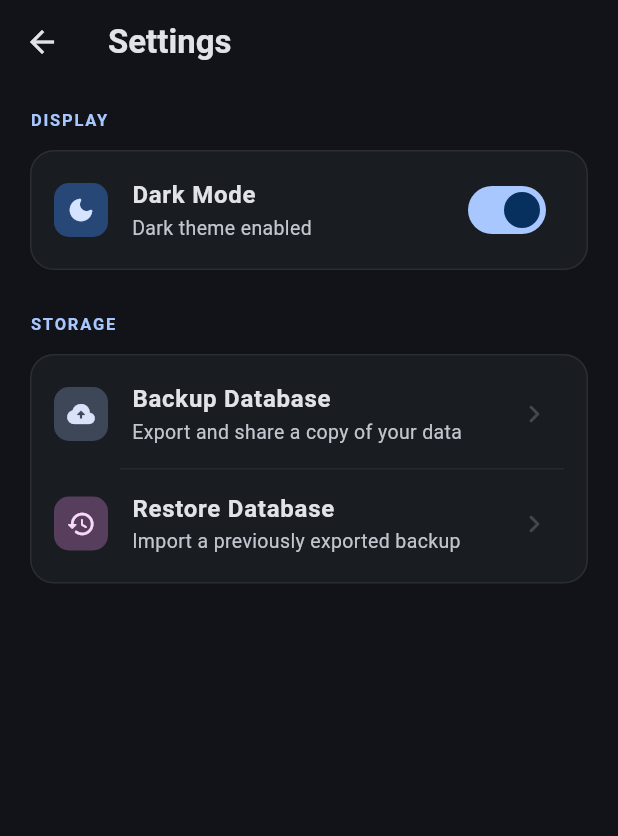
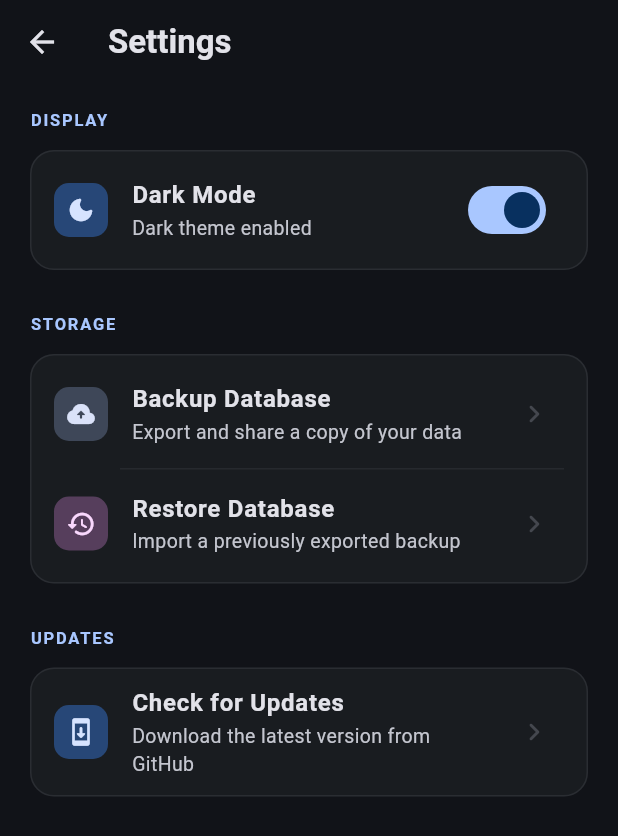
Before and after one commit to abyjays/bus-time-saver, a Flutter app: the SettingsScreen screen opened directly, after a tap on "Dark Mode", on a phone screen of 412 x 824 dp. Shown: the top 836 px of the screen. Run offline on Flutter 3.47's test engine with Material 3 defaults, Android fonts, the phone set to English and light mode, and no system bars; our stand-ins replace connectivity_plus, file_picker, flutter_dotenv, flutter_native_splash, flutter_secure_storage, shared_preferences and 1 more; missing offline and left inert: github_release_apk_updater; accounts and stored records are empty.

Commit message:
Added app updater, fixed UI, and finalized features

```diff
--- a/lib/screens/home_screen.dart
+++ b/lib/screens/home_screen.dart
@@ -9,6 +9,7 @@ import '../services/connectivity_service.dart';
 import '../widgets/custom_fields.dart';
 import 'add_bus_screen.dart';
 import 'settings_screen.dart';
+import '../utils/app_updater.dart';
 
 class HomeScreen extends StatefulWidget {
   const HomeScreen({super.key});
@@ -418,11 +419,13 @@ class _HomeScreenState extends State<HomeScreen> {
           onPressed: () => _scaffoldKey.currentState?.openDrawer(),
         ),
         title: Row(
+          mainAxisSize: MainAxisSize.min,
           children: [
             Icon(Icons.directions_bus_rounded,
                 color: colorScheme.primary, size: 26),
             const SizedBox(width: 8),
-            Text(
+            Flexible(
+              child: Text(
                 'Bus Time Saver',
                 style: TextStyle(
                   color: colorScheme.onSurface,
@@ -431,6 +434,7 @@ class _HomeScreenState extends State<HomeScreen> {
                   letterSpacing: 0.3,
                 ),
                 overflow: TextOverflow.ellipsis,
+              ),
             ),
           ],
         ),
@@ -1329,6 +1333,11 @@ class _AppDrawerState extends State<_AppDrawer> {
           setState(() => _selectedIndex = 0);
           Navigator.pop(context);
           _showAboutDialog(context);
+        } else if (index == 3) {
+          // Check for Updates - reset selection and call updater
+          setState(() => _selectedIndex = 0);
+          Navigator.pop(context);
+          AppUpdater.checkForAppUpdates(context);
         }
       },
       children: [
@@ -1386,6 +1395,11 @@ class _AppDrawerState extends State<_AppDrawer> {
           icon: Icon(Icons.info_outline_rounded),
           selectedIcon: Icon(Icons.info_rounded),
           label: Text('About'),
+        ),
+        const NavigationDrawerDestination(
+          icon: Icon(Icons.system_update_rounded),
+          selectedIcon: Icon(Icons.system_update_rounded),
+          label: Text('Check for Updates'),
         ),
         // Removed illegal Spacer() here
         Padding(
--- a/lib/screens/settings_screen.dart
+++ b/lib/screens/settings_screen.dart
@@ -1,6 +1,7 @@
 import 'package:flutter/material.dart';
 import '../main.dart' show BusTimeSaverApp;
 import '../utils/backup_helper.dart';
+import '../utils/app_updater.dart';
 
 class SettingsScreen extends StatelessWidget {
   const SettingsScreen({super.key});
@@ -236,6 +237,60 @@ class SettingsScreen extends StatelessWidget {
               ),
             ),
           ),
+
+          const SizedBox(height: 24),
+
+          // ── Updates ─────────────────────────────────────────────────────
+          _SectionLabel(label: 'Updates', colorScheme: colorScheme),
+          const SizedBox(height: 8),
+          Card(
+            key: const Key('settings_updates_card'),
+            elevation: 0,
+            shape: RoundedRectangleBorder(
+              borderRadius: BorderRadius.circular(16),
+              side: BorderSide(
+                color: colorScheme.outlineVariant.withAlpha(100),
+              ),
+            ),
+            color: colorScheme.surfaceContainerLow,
+            child: Padding(
+              padding: const EdgeInsets.symmetric(vertical: 4),
+              child: ListTile(
+                key: const Key('settings_check_update_tile'),
+                shape: RoundedRectangleBorder(
+                  borderRadius: BorderRadius.circular(16),
+                ),
+                leading: Container(
+                  padding: const EdgeInsets.all(8),
+                  decoration: BoxDecoration(
+                    color: colorScheme.primaryContainer,
+                    borderRadius: BorderRadius.circular(10),
+                  ),
+                  child: Icon(
+                    Icons.system_update_rounded,
+                    color: colorScheme.onPrimaryContainer,
+                    size: 20,
+                  ),
+                ),
+                title: const Text(
+                  'Check for Updates',
+                  style: TextStyle(fontWeight: FontWeight.w600),
+                ),
+                subtitle: Text(
+                  'Download the latest version from GitHub',
+                  style: TextStyle(
+                    fontSize: 13,
+                    color: colorScheme.onSurfaceVariant,
+                  ),
+                ),
+                trailing: Icon(
+                  Icons.chevron_right_rounded,
+                  color: colorScheme.outlineVariant,
+                ),
+                onTap: () => AppUpdater.checkForAppUpdates(context),
+              ),
+            ),
+          ),
         ],
       ),
     );
--- a/pubspec.yaml
+++ b/pubspec.yaml
@@ -46,6 +46,7 @@ dependencies:
   connectivity_plus: ^6.1.4
   flutter_dotenv: ^5.2.1
   http: ^1.2.2
+  github_release_apk_updater: ^1.0.6
 
 dev_dependencies:
   flutter_test:
```
Also changed, not shown: lib/utils/app_updater.dart (added, +208 -0 lines), lib/widgets/custom_fields.dart (+108 -66 lines), pubspec.lock, 4 other files. Lines whose indentation alone changed are shown as unchanged.
